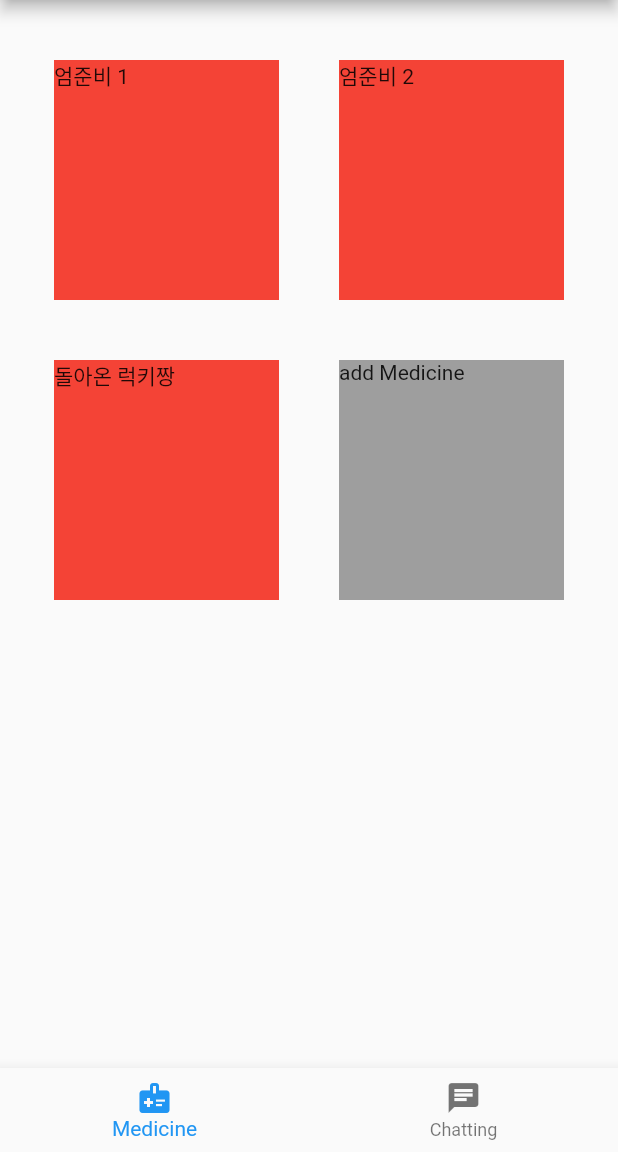
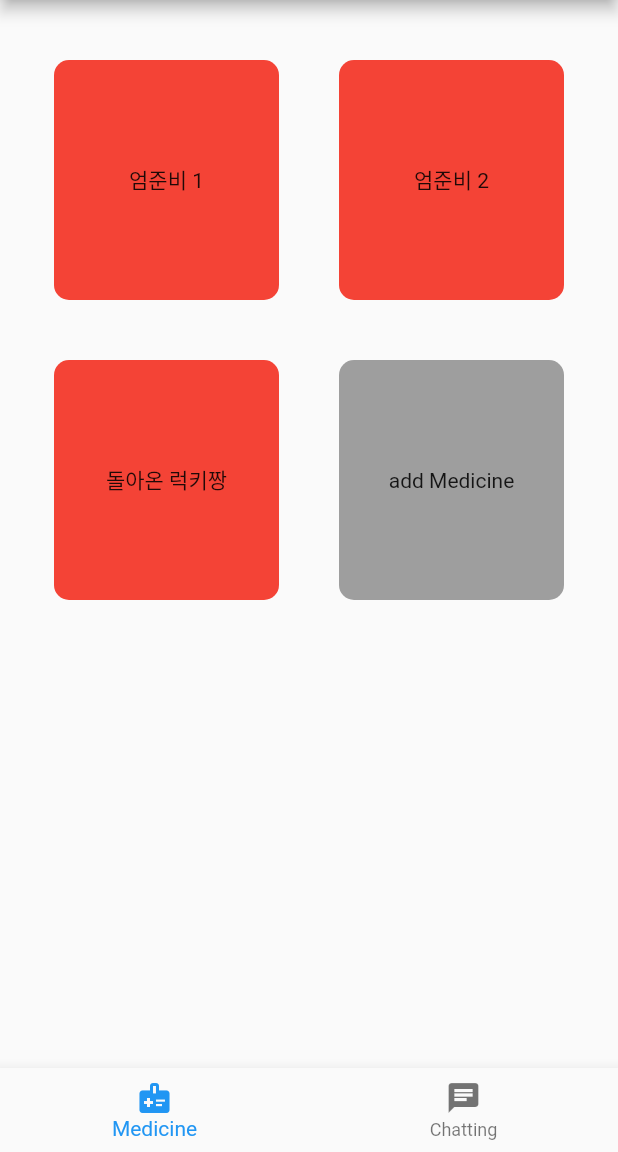
Before and after one commit to LGTM-CNU/Vita-App, a Flutter app: the MainScreen screen opened by its route, on a phone screen of 412 x 824 dp, the part 84-1236 px from its top. Run offline on Flutter 3.47's test engine with Material 2 defaults, Android fonts, the phone set to English and light mode, and no system bars; our stand-ins replace shared_preferences; accounts and stored records are empty.

Commit message:
medicine card 약간의 스타일링

```diff
--- a/lib/Widget/Medicine.dart
+++ b/lib/Widget/Medicine.dart
@@ -40,8 +40,14 @@ class _MedicineWidgetState extends State<MedicineWidget>{
                             Container(
                             width: 150,
                             height: 160,
-                            color: Colors.grey,
-                            child: Text("add Medicine")
+                            decoration: BoxDecoration(
+                              borderRadius: BorderRadius.circular(10),
+                              color: Colors.grey,
+                            ),
+                            child: Align(
+                                alignment: Alignment.center,
+                                child: Text("add Medicine")
+                            )
                         )),
                       )
                     ],
--- a/lib/Widget/MedicineCard.dart
+++ b/lib/Widget/MedicineCard.dart
@@ -18,8 +18,14 @@ class _MedicineCardState extends State<MedicineCard>{
       child: Container(
           width: 150,
           height: 160,
-          color: Colors.red,
-          child: Text(widget.title)
+          decoration: BoxDecoration(
+            borderRadius: BorderRadius.circular(10),
+            color: Colors.red,
+          ),
+          child: Align(
+              alignment: Alignment.center,
+              child: Text(widget.title)
+          )
       ),
     )
     );
```
